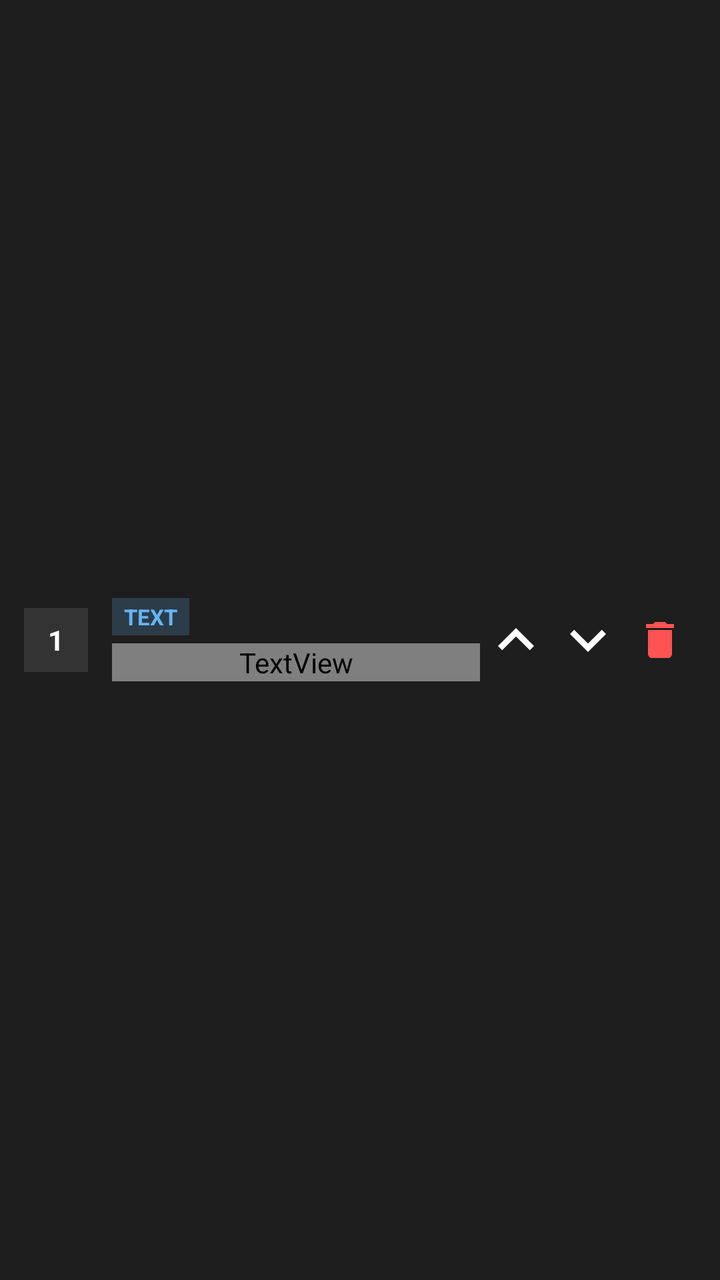
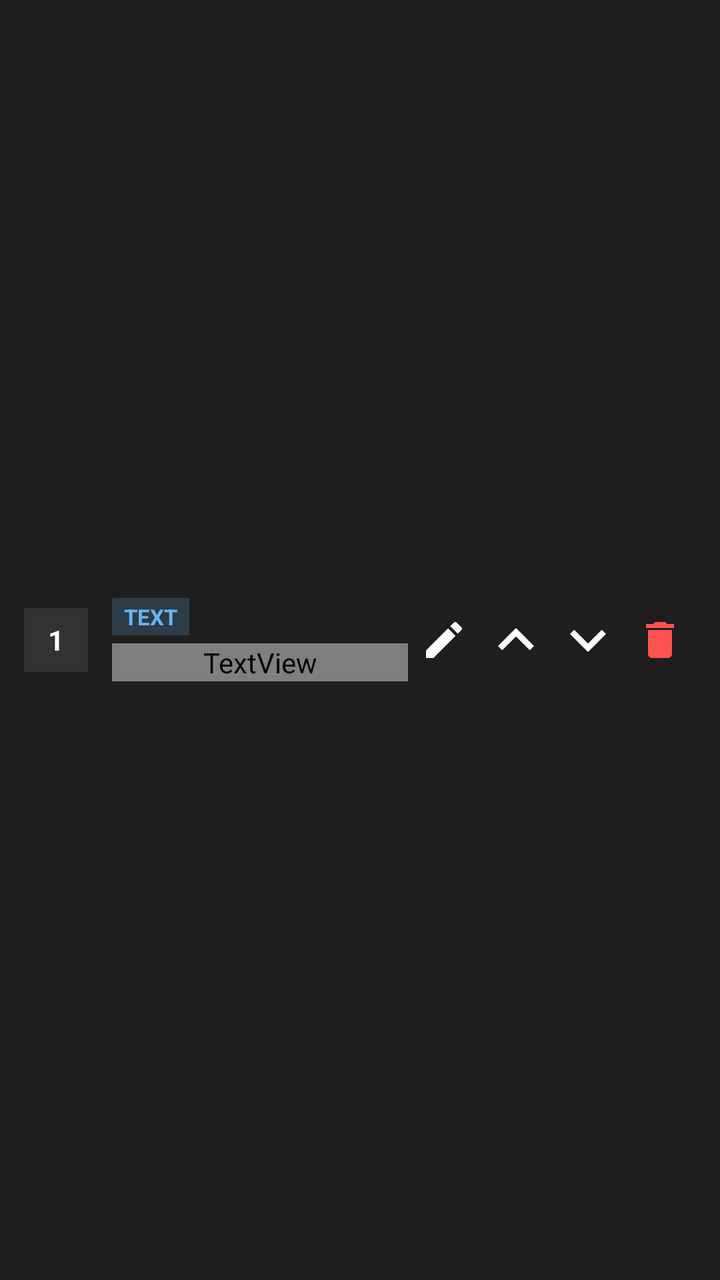

Compare the two renders of this Android layout. The source of the first and the diff that turns it into the second are given below.
<!-- AndroidManifest.xml: application theme Theme.CustomScreen -->
<!-- res/layout/item_slide.xml -->
<?xml version="1.0" encoding="utf-8"?>
<LinearLayout xmlns:android="http://schemas.android.com/apk/res/android"
    android:layout_width="match_parent"
    android:layout_height="wrap_content"
    android:background="#1E1E1E"
    android:gravity="center_vertical"
    android:orientation="horizontal"
    android:padding="12dp"
    android:layout_marginBottom="8dp">

    <TextView
        android:id="@+id/slide_number"
        android:layout_width="32dp"
        android:layout_height="32dp"
        android:background="#333333"
        android:gravity="center"
        android:text="1"
        android:textColor="#FFFFFF"
        android:textSize="14sp"
        android:textStyle="bold" />

    <ImageView
        android:id="@+id/slide_thumbnail"
        android:layout_width="48dp"
        android:layout_height="48dp"
        android:layout_marginStart="12dp"
        android:scaleType="centerCrop"
        android:visibility="gone" />

    <LinearLayout
        android:layout_width="0dp"
        android:layout_height="wrap_content"
        android:layout_marginStart="12dp"
        android:layout_weight="1"
        android:orientation="vertical">

        <TextView
            android:id="@+id/slide_type_badge"
            android:layout_width="wrap_content"
            android:layout_height="wrap_content"
            android:background="#3364B5F6"
            android:paddingHorizontal="6dp"
            android:paddingVertical="2dp"
            android:text="TEXT"
            android:textColor="#64B5F6"
            android:textSize="11sp"
            android:textStyle="bold" />

        <TextView
            android:id="@+id/slide_preview_text"
            android:layout_width="match_parent"
            android:layout_height="wrap_content"
            android:layout_marginTop="4dp"
            android:ellipsize="end"
            android:maxLines="2"
            android:text="Slide content snippet..."
            android:textColor="#EEEEEE"
            android:textSize="14sp"
            android:fontFamily="@font/bitter" />
    </LinearLayout>

    <ImageButton
        android:id="@+id/btn_move_up"
        android:layout_width="36dp"
        android:layout_height="36dp"
        android:background="?attr/selectableItemBackgroundBorderless"
        android:contentDescription="Move Up"
        android:src="@drawable/ic_chevron_left"
        android:rotation="90" />

    <ImageButton
        android:id="@+id/btn_move_down"
        android:layout_width="36dp"
        android:layout_height="36dp"
        android:background="?attr/selectableItemBackgroundBorderless"
        android:contentDescription="Move Down"
        android:src="@drawable/ic_chevron_right"
        android:rotation="90" />

    <ImageButton
        android:id="@+id/btn_delete_slide"
        android:layout_width="36dp"
        android:layout_height="36dp"
        android:background="?attr/selectableItemBackgroundBorderless"
        android:contentDescription="Delete Slide"
        android:src="@drawable/ic_delete" />

</LinearLayout>
<!-- resources referenced by this layout -->
<resources>
  <!-- drawable ic_chevron_left (drawable) -->
  <vector xmlns:android="http://schemas.android.com/apk/res/android"
      android:width="36dp"
      android:height="36dp"
      android:viewportWidth="24"
      android:viewportHeight="24">
    <path
        android:fillColor="#FFFFFF"
        android:pathData="M15.41,7.41L14,6l-6,6 6,6 1.41,-1.41L10.83,12z"/>
  </vector>
  <!-- drawable ic_chevron_right (drawable) -->
  <vector xmlns:android="http://schemas.android.com/apk/res/android"
      android:width="36dp"
      android:height="36dp"
      android:viewportWidth="24"
      android:viewportHeight="24">
    <path
        android:fillColor="#FFFFFF"
        android:pathData="M10,6L8.59,7.41 13.17,12l-4.58,4.59L10,18l6,-6z"/>
  </vector>
  <!-- drawable ic_delete (drawable) -->
  <vector xmlns:android="http://schemas.android.com/apk/res/android"
      android:width="24dp"
      android:height="24dp"
      android:viewportWidth="24"
      android:viewportHeight="24">
    <path
        android:fillColor="#FF5252"
        android:pathData="M6,19c0,1.1 0.9,2 2,2h8c1.1,0 2,-0.9 2,-2V7H6v12zM19,4h-3.5l-1,-1h-5l-1,1H5v2h14V4z"/>
  </vector>
  <style name="Theme.CustomScreen" parent="Theme.MaterialComponents.DayNight.NoActionBar">
          <item name="android:windowBackground">@android:color/black</item>
          <item name="android:statusBarColor">@android:color/transparent</item>
          <item name="android:navigationBarColor">@android:color/transparent</item>
          <item name="android:windowLightStatusBar">false</item>
          <item name="android:windowLightNavigationBar">false</item>
      </style>
</resources>

<!-- the commit's change to res/layout/item_slide.xml (unified diff, before → after) -->
@@ -60,6 +60,14 @@
     </LinearLayout>
 
     <ImageButton
+        android:id="@+id/btn_edit_slide"
+        android:layout_width="36dp"
+        android:layout_height="36dp"
+        android:background="?attr/selectableItemBackgroundBorderless"
+        android:contentDescription="Edit Slide"
+        android:src="@drawable/ic_edit" />
+
+    <ImageButton
         android:id="@+id/btn_move_up"
         android:layout_width="36dp"
         android:layout_height="36dp"
<!-- resource entries referenced after the edit -->
@@ -30,6 +30,16 @@
         android:fillColor="#FF5252"
         android:pathData="M6,19c0,1.1 0.9,2 2,2h8c1.1,0 2,-0.9 2,-2V7H6v12zM19,4h-3.5l-1,-1h-5l-1,1H5v2h14V4z"/>
   </vector>
+  <!-- drawable ic_edit (drawable) -->
+  <vector xmlns:android="http://schemas.android.com/apk/res/android"
+      android:width="24dp"
+      android:height="24dp"
+      android:viewportWidth="24"
+      android:viewportHeight="24">
+    <path
+        android:fillColor="#FFFFFF"
+        android:pathData="M3,17.25V21h3.75L17.81,9.94l-3.75,-3.75L3,17.25zM20.71,7.04c0.39,-0.39 0.39,-1.02 0,-1.41l-2.34,-2.34c-0.39,-0.39 -1.02,-0.39 -1.41,0l-1.83,1.83 3.75,3.75 1.83,-1.83z"/>
+  </vector>
   <style name="Theme.CustomScreen" parent="Theme.MaterialComponents.DayNight.NoActionBar">
           <item name="android:windowBackground">@android:color/black</item>
           <item name="android:statusBarColor">@android:color/transparent</item>
